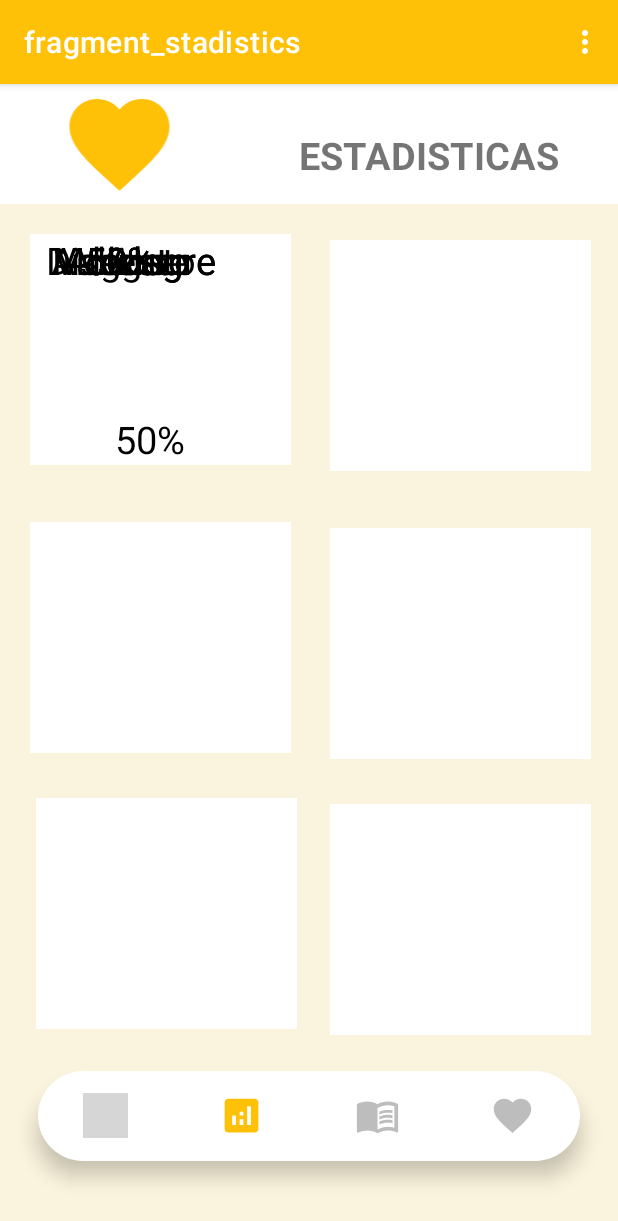
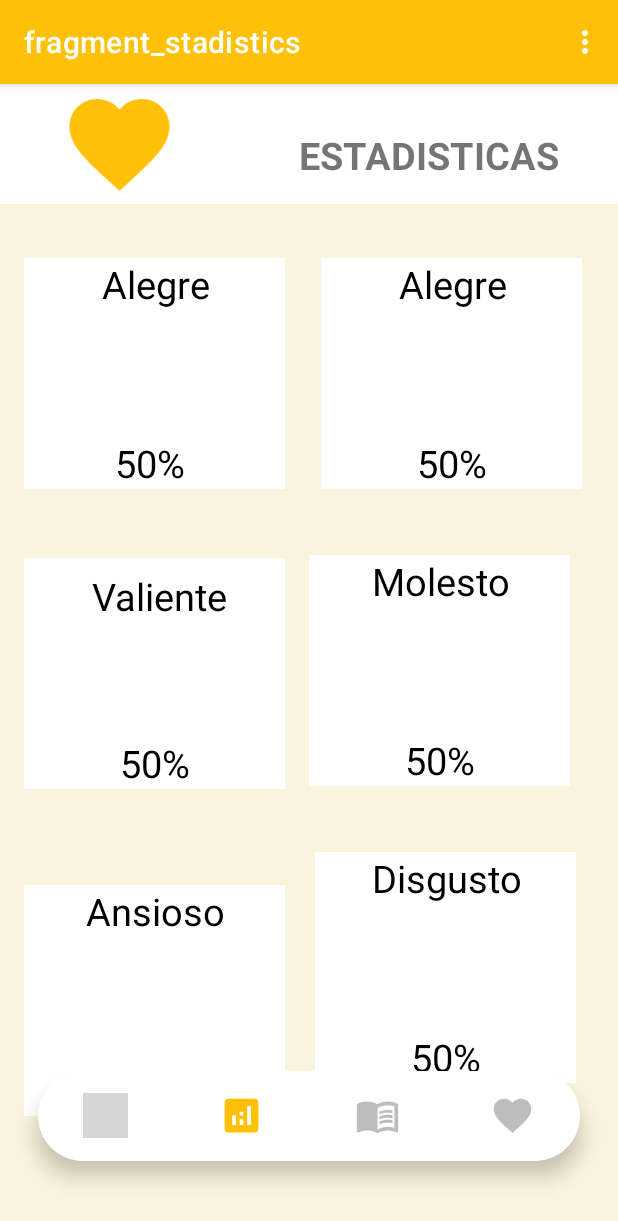
Before and after one commit to fakker19/WeCare_FrontEnd, an Android app: the StadisticsFragment screen opened through its navigation route, on a phone screen of 412 x 824 dp. Shown: the top 1221 px of the screen. Run offline under Robolectric (Android 15) with nearby library versions, the phone set to English and light mode, and no system bars; our stand-ins replace navigation-ui; libraries missing offline, so code that uses them is left out: com.androidplot.xy; 2 statements that could not run were skipped; grey boxes are pictures that could not be loaded.

Commit message:
Changes in StadisticsFragment.kt

```diff
--- a/app/build.gradle
+++ b/app/build.gradle
@@ -53,6 +53,7 @@ dependencies {
     implementation 'com.squareup.retrofit2:converter-gson:2.6.0'
     implementation "com.squareup.okhttp3:logging-interceptor:4.5.0"
     implementation 'androidx.legacy:legacy-support-v4:1.0.0'
+    implementation "androidx.constraintlayout:constraintlayout:2.1.3"
  //   implementation 'com.github.AnyChart:AnyChart-Android:1.1.2'
     testImplementation 'junit:junit:4.+'
     androidTestImplementation 'androidx.test.ext:junit:1.1.2'
--- a/app/src/main/res/layout/fragment_stadistics.xml
+++ b/app/src/main/res/layout/fragment_stadistics.xml
@@ -1,5 +1,5 @@
 <?xml version="1.0" encoding="utf-8"?>
-<FrameLayout xmlns:android="http://schemas.android.com/apk/res/android"
+<androidx.constraintlayout.widget.ConstraintLayout xmlns:android="http://schemas.android.com/apk/res/android"
     xmlns:tools="http://schemas.android.com/tools"
     android:layout_width="match_parent"
     android:layout_height="match_parent"
@@ -74,13 +74,15 @@
                     android:id="@+id/v_alegre"
                     android:layout_width="174dp"
                     android:layout_height="154dp"
-                    android:layout_marginLeft="20dp"
 
 
+                    android:layout_marginStart="16dp"
+                    android:layout_marginTop="16dp"
                     android:background="#FFF"
+                    app:layout_constraintBottom_toTopOf="@+id/v_ansioso"
                     app:layout_constraintStart_toStartOf="parent"
-                    app:layout_constraintTop_toTopOf="parent" />
-
+                    app:layout_constraintTop_toTopOf="parent"
+                    app:layout_constraintVertical_bias="0.0" />
 
                 <View
                     android:id="@+id/v_alegre10"
@@ -88,10 +90,12 @@
                     android:layout_height="154dp"
 
 
-                    android:layout_marginStart="220dp"
-                    android:layout_marginTop="4dp"
+                    android:layout_marginStart="24dp"
+                    android:layout_marginTop="16dp"
                     android:background="#FFF"
-                    app:layout_constraintStart_toStartOf="parent"
+                    app:layout_constraintEnd_toEndOf="parent"
+                    app:layout_constraintHorizontal_bias="0.0"
+                    app:layout_constraintStart_toEndOf="@+id/v_alegre"
                     app:layout_constraintTop_toTopOf="parent" />
 
                 <View
@@ -100,20 +104,8 @@
                     android:layout_height="154dp"
 
 
-                    android:layout_marginStart="20dp"
-                    android:layout_marginTop="192dp"
-                    android:background="#FFF"
-                    app:layout_constraintStart_toStartOf="parent"
-                    app:layout_constraintTop_toTopOf="parent" />
-
-                <View
-                    android:id="@+id/v_asco"
-                    android:layout_width="174dp"
-                    android:layout_height="154dp"
-
-
-                    android:layout_marginStart="20dp"
-                    android:layout_marginTop="192dp"
+                    android:layout_marginStart="16dp"
+                    android:layout_marginTop="216dp"
                     android:background="#FFF"
                     app:layout_constraintStart_toStartOf="parent"
                     app:layout_constraintTop_toTopOf="parent" />
@@ -124,11 +116,11 @@
                     android:layout_height="154dp"
 
 
-                    android:layout_marginStart="24dp"
-                    android:layout_marginTop="376dp"
+                    android:layout_marginStart="16dp"
+                    android:layout_marginTop="64dp"
                     android:background="#FFF"
                     app:layout_constraintStart_toStartOf="parent"
-                    app:layout_constraintTop_toTopOf="parent" />
+                    app:layout_constraintTop_toBottomOf="@+id/v_ansioso" />
 
                 <View
                     android:id="@+id/v_diversion2"
@@ -136,11 +128,12 @@
                     android:layout_height="154dp"
 
 
-                    android:layout_marginStart="220dp"
-                    android:layout_marginTop="380dp"
+                    android:layout_marginTop="44dp"
                     android:background="#FFF"
-                    app:layout_constraintStart_toStartOf="parent"
-                    app:layout_constraintTop_toTopOf="parent" />
+                    app:layout_constraintEnd_toEndOf="parent"
+                    app:layout_constraintHorizontal_bias="0.418"
+                    app:layout_constraintStart_toEndOf="@+id/v_diversion"
+                    app:layout_constraintTop_toBottomOf="@+id/v_valentia" />
 
                 <View
                     android:id="@+id/v_valentia"
@@ -148,27 +141,14 @@
                     android:layout_height="154dp"
 
 
-                    android:layout_marginStart="220dp"
-                    android:layout_marginTop="196dp"
+                    android:layout_marginStart="16dp"
+                    android:layout_marginTop="44dp"
                     android:background="#FFF"
-                    app:layout_constraintStart_toStartOf="parent"
-                    app:layout_constraintTop_toTopOf="parent" />
+                    app:layout_constraintStart_toEndOf="@+id/v_ansioso"
+                    app:layout_constraintTop_toBottomOf="@+id/v_alegre10" />
 
                 <TextView
                     android:id="@+id/tv_escuchar_musica"
-                    android:layout_width="160dp"
-                    android:layout_height="wrap_content"
-
-                    android:gravity="center"
-                    android:text="Alegre"
-                    android:textColor="#000000"
-                    android:textSize="25dp"
-                    app:layout_constraintEnd_toEndOf="@+id/v_alegre"
-                    app:layout_constraintStart_toStartOf="@+id/v_alegre"
-                    app:layout_constraintTop_toTopOf="@+id/v_alegre" />
-
-                <TextView
-                    android:id="@+id/tv_escuchar_musica3"
                     android:layout_width="160dp"
                     android:layout_height="wrap_content"
 
@@ -192,22 +172,8 @@
                     android:textSize="25dp"
                     app:layout_constraintBottom_toBottomOf="@+id/v_alegre"
                     app:layout_constraintEnd_toEndOf="@+id/v_alegre"
-                    app:layout_constraintHorizontal_bias="0.0"
+                    app:layout_constraintHorizontal_bias="0.285"
                     app:layout_constraintStart_toStartOf="@+id/v_alegre" />
-
-                <TextView
-                    android:id="@+id/tv_triste"
-                    android:layout_width="160dp"
-                    android:layout_height="wrap_content"
-
-                    android:gravity="center"
-                    android:text="Alegre"
-                    android:textColor="#000000"
-                    android:textSize="25dp"
-                    app:layout_constraintEnd_toEndOf="@+id/v_alegre"
-                    app:layout_constraintStart_toStartOf="@+id/v_alegre"
-                    app:layout_constraintTop_toTopOf="@+id/v_alegre" />
-
 
                 <TextView
                     android:id="@+id/tv_tx0"
@@ -218,8 +184,10 @@
                     android:text="Alegre"
                     android:textColor="#000000"
                     android:textSize="25dp"
-                    tools:layout_editor_absoluteX="220dp"
-                    tools:layout_editor_absoluteY="5dp" />
+                    app:layout_constraintEnd_toEndOf="@+id/v_alegre10"
+                    app:layout_constraintStart_toStartOf="@+id/v_alegre10"
+                    app:layout_constraintTop_toTopOf="@+id/v_alegre10"
+                    tools:ignore="MissingConstraints" />
 
                 <TextView
                     android:id="@+id/tv_tx2"
@@ -230,8 +198,10 @@
                     android:text="Ansioso"
                     android:textColor="#000000"
                     android:textSize="25dp"
-                    tools:layout_editor_absoluteX="34dp"
-                    tools:layout_editor_absoluteY="396dp" />
+                    app:layout_constraintEnd_toEndOf="@+id/v_diversion"
+                    app:layout_constraintStart_toStartOf="@+id/v_diversion"
+                    app:layout_constraintTop_toTopOf="@+id/v_diversion"
+                    tools:ignore="MissingConstraints" />
 
                 <TextView
                     android:id="@+id/tv_tx3"
@@ -242,20 +212,26 @@
                     android:text="Molesto"
                     android:textColor="#000000"
                     android:textSize="25dp"
-                    tools:layout_editor_absoluteX="235dp"
-                    tools:layout_editor_absoluteY="204dp" />
+                    app:layout_constraintEnd_toEndOf="@+id/v_valentia"
+                    app:layout_constraintStart_toStartOf="@+id/v_valentia"
+                    app:layout_constraintTop_toTopOf="@+id/v_valentia"
+                    tools:ignore="MissingConstraints" />
 
                 <TextView
                     android:id="@+id/tv_tx4"
                     android:layout_width="160dp"
                     android:layout_height="wrap_content"
 
+                    android:layout_marginTop="8dp"
                     android:gravity="center"
                     android:text="Valiente"
                     android:textColor="#000000"
                     android:textSize="25dp"
-                    tools:layout_editor_absoluteX="24dp"
-                    tools:layout_editor_absoluteY="212dp" />
+                    app:layout_constraintEnd_toEndOf="@+id/v_ansioso"
+                    app:layout_constraintHorizontal_bias="0.714"
+                    app:layout_constraintStart_toStartOf="@+id/v_ansioso"
+                    app:layout_constraintTop_toTopOf="@+id/v_ansioso"
+                    tools:ignore="MissingConstraints" />
 
                 <TextView
                     android:id="@+id/tv_tx5"
@@ -266,8 +242,10 @@
                     android:text="Disgusto"
                     android:textColor="#000000"
                     android:textSize="25dp"
-                    tools:layout_editor_absoluteX="234dp"
-                    tools:layout_editor_absoluteY="382dp" />
+                    app:layout_constraintEnd_toEndOf="@+id/v_diversion2"
+                    app:layout_constraintStart_toStartOf="@+id/v_diversion2"
+                    app:layout_constraintTop_toTopOf="@+id/v_diversion2"
+                    tools:ignore="MissingConstraints" />
 
 
                 <TextView
@@ -279,8 +257,10 @@
                     android:text="50%"
                     android:textColor="#000000"
                     android:textSize="25dp"
-                    tools:layout_editor_absoluteX="234dp"
-                    tools:layout_editor_absoluteY="124dp" />
+                    app:layout_constraintBottom_toBottomOf="@+id/v_alegre10"
+                    app:layout_constraintEnd_toEndOf="@+id/v_alegre10"
+                    app:layout_constraintStart_toStartOf="@+id/v_alegre10"
+                    tools:ignore="MissingConstraints" />
 
                 <TextView
                     android:id="@+id/tv_indice3"
@@ -291,8 +271,10 @@
                     android:text="50%"
                     android:textColor="#000000"
                     android:textSize="25dp"
-                    tools:layout_editor_absoluteX="27dp"
-                    tools:layout_editor_absoluteY="308dp" />
+                    app:layout_constraintBottom_toBottomOf="@+id/v_ansioso"
+                    app:layout_constraintEnd_toEndOf="@+id/v_ansioso"
+                    app:layout_constraintStart_toStartOf="@+id/v_ansioso"
+                    tools:ignore="MissingConstraints" />
 
                 <TextView
                     android:id="@+id/tv_indice4"
@@ -303,8 +285,10 @@
                     android:text="50%"
                     android:textColor="#000000"
                     android:textSize="25dp"
-                    tools:layout_editor_absoluteX="220dp"
-                    tools:layout_editor_absoluteY="492dp" />
+                    app:layout_constraintBottom_toBottomOf="@+id/v_diversion2"
+                    app:layout_constraintEnd_toEndOf="@+id/v_diversion2"
+                    app:layout_constraintStart_toStartOf="@+id/v_diversion2"
+                    tools:ignore="MissingConstraints" />
 
                 <TextView
                     android:id="@+id/tv_indice5"
@@ -315,8 +299,10 @@
                     android:text="50%"
                     android:textColor="#000000"
                     android:textSize="25dp"
-                    tools:layout_editor_absoluteX="234dp"
-                    tools:layout_editor_absoluteY="308dp" />
+                    app:layout_constraintBottom_toBottomOf="@+id/v_valentia"
+                    app:layout_constraintEnd_toEndOf="@+id/v_valentia"
+                    app:layout_constraintStart_toStartOf="@+id/v_valentia"
+                    tools:ignore="MissingConstraints" />
 
                 <TextView
                     android:id="@+id/tv_indice6"
@@ -327,8 +313,10 @@
                     android:text="50%"
                     android:textColor="#000000"
                     android:textSize="25dp"
-                    tools:layout_editor_absoluteX="27dp"
-                    tools:layout_editor_absoluteY="488dp" />
+                    app:layout_constraintBottom_toBottomOf="@+id/v_diversion"
+                    app:layout_constraintEnd_toEndOf="@+id/v_diversion"
+                    app:layout_constraintStart_toStartOf="@+id/v_diversion"
+                    tools:ignore="MissingConstraints" />
 
 
             </androidx.constraintlayout.widget.ConstraintLayout>
@@ -337,4 +325,4 @@
     </LinearLayout>
 
 
-</FrameLayout>
+</androidx.constraintlayout.widget.ConstraintLayout>
```
